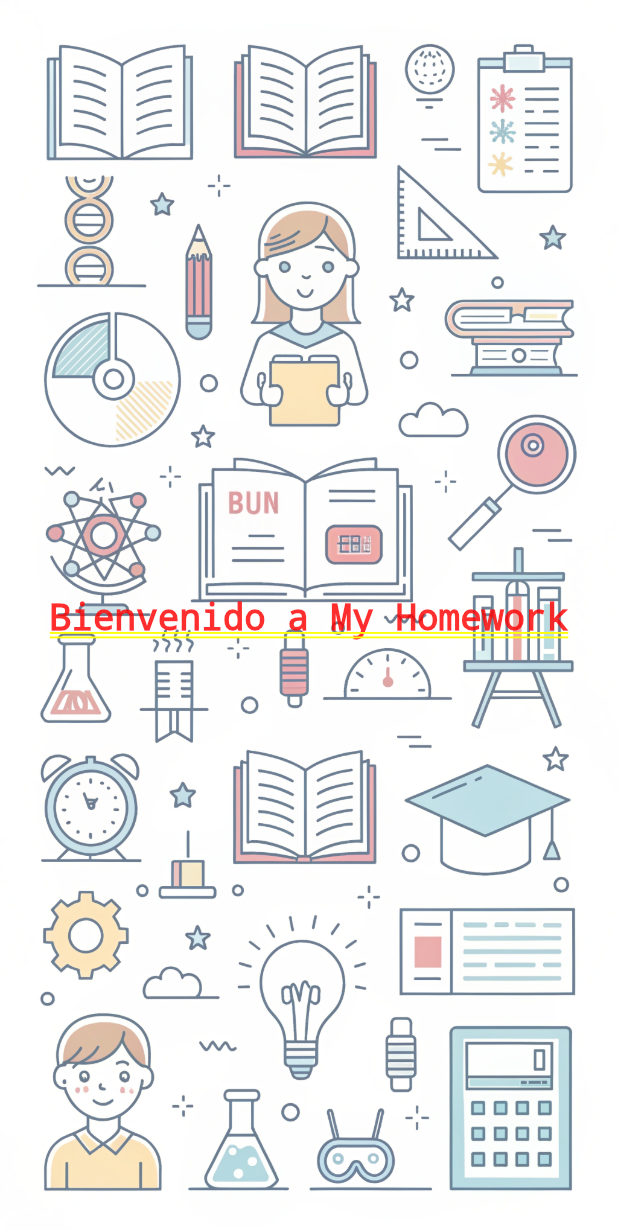
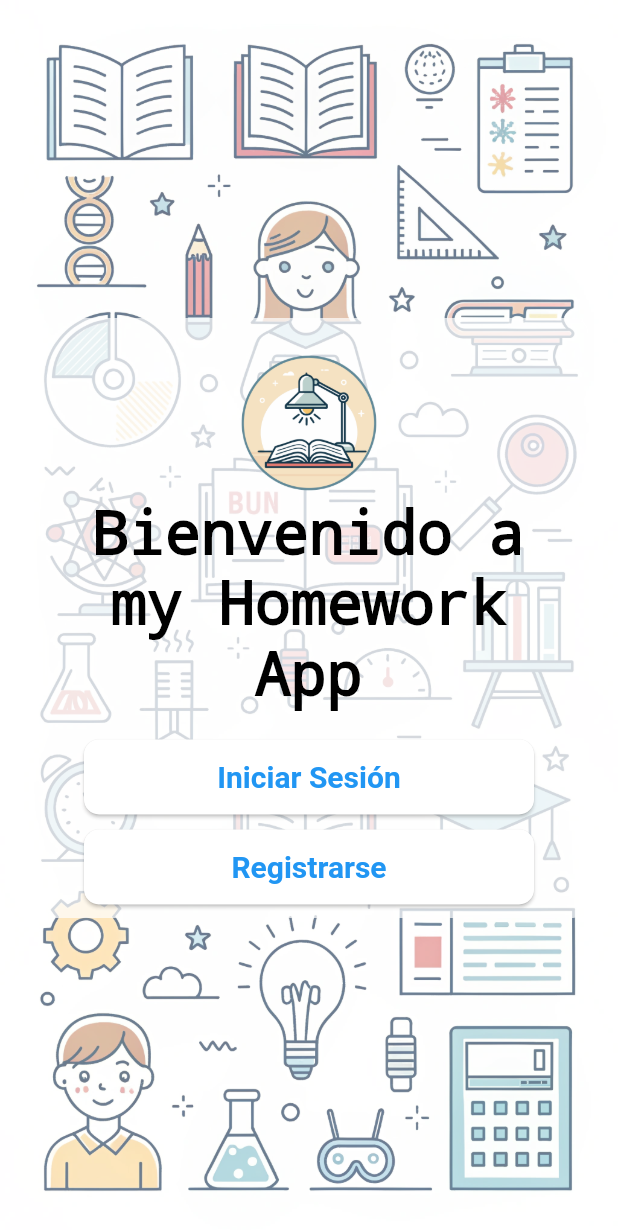
Before and after one commit to soler504/my_homework_app, a Flutter app: the screen it shows after launch, on a phone screen of 412 x 824 dp. Shown: the top 1230 px of the screen. Run offline on Flutter 3.47's test engine with Material 3 defaults, Android fonts, the phone set to English and light mode, and no system bars; our stand-ins replace go_router.

Commit message:
boton con estilo fijo y tamaño modificable, paginas de loin y registro, app router modificado y se agregan fondos

```diff
--- a/lib/src/config/router/app_router.dart
+++ b/lib/src/config/router/app_router.dart
@@ -2,11 +2,16 @@ import 'package:go_router/go_router.dart';
 import 'package:my_homework_app/src/pages/bienvenida_page.dart';
 import 'package:my_homework_app/src/pages/calendar_page.dart';
 import 'package:my_homework_app/src/pages/home_page.dart';
+import 'package:my_homework_app/src/pages/login_page.dart';
 import 'package:my_homework_app/src/pages/notificacion_page.dart';
+import 'package:my_homework_app/src/pages/registro_page.dart';
 
 final appRouter = GoRouter(
   routes: [
     GoRoute(path: '/', builder: (context, state) => BienvenidaPage()),
+    GoRoute(path: '/login', builder: (context, state) => LoginPage()),
+    GoRoute(path: '/registro', builder: (context, state) => RegistroPage()),
+
     GoRoute(path: '/home', builder: (context, state) => HomePage()),
     GoRoute(
       path: '/notificacion',
--- a/lib/src/pages/bienvenida_page.dart
+++ b/lib/src/pages/bienvenida_page.dart
@@ -1,4 +1,6 @@
 import 'package:flutter/material.dart';
+import 'package:go_router/go_router.dart';
+import 'package:my_homework_app/src/widgets/custom_elevatedbutton.dart';
 
 class BienvenidaPage extends StatelessWidget {
   const BienvenidaPage({super.key});
@@ -13,16 +15,55 @@ class BienvenidaPage extends StatelessWidget {
           fit: BoxFit.contain,
           colorFilter: ColorFilter.mode(
             Colors.white.withAlpha(150),
-            BlendMode.dstATop,
+            BlendMode.modulate,
           ),
         ),
       ),
       child: Center(
-        child: Text(
-          'Bienvenido a My Homework',
-          style: TextStyle(fontSize: 24, fontWeight: FontWeight.bold),
+        child: Container(
+          padding: EdgeInsets.all(20),
+          margin: EdgeInsets.all(20),
+          height: 400,
+          decoration: BoxDecoration(
+            color: Colors.white.withOpacity(0.7),
+            borderRadius: BorderRadius.circular(10),
+          ),
+          child: Center(
+            child: Column(
+              mainAxisAlignment: MainAxisAlignment.center,
+              crossAxisAlignment: CrossAxisAlignment.center,
+              children: [
+                Image.asset(
+                  'assets/logo.png',
+                  width: 100,
+                  height: 100,
+                ),
+                Text(
+                  'Bienvenido a my Homework App',
+                  style: TextStyle(fontSize: 40, color: Colors.black,fontStyle: FontStyle.normal,
+                    fontWeight: FontWeight.bold, decoration: TextDecoration.none),
+                  textAlign: TextAlign.center,
+
+                ),
+                SizedBox(height: 20),
+                Boton(
+                  onpressed: () {
+                    context.push("/login");
+                  },
+                  texto: "Iniciar Sesión",),
+                SizedBox(height: 10),
+                Boton(
+                  onpressed: () {
+                    context.push("/registro");
+                  },
+                  texto: 'Registrarse',
+
+                ),
+              ],
+            ),
+          ),
         ),
-      ),
+      )
     );
   }
 }
--- /dev/null
+++ b/lib/src/pages/login_page.dart
@@ -0,0 +1,15 @@
+import 'package:flutter/material.dart';
+
+class LoginPage extends StatelessWidget {
+  const LoginPage({super.key});
+
+  @override
+  Widget build(BuildContext context) {
+    return Center(
+      child: Text(
+        'Login Page',
+        style: TextStyle(fontSize: 24, fontWeight: FontWeight.bold),
+      ),
+    );
+  }
+}
--- /dev/null
+++ b/lib/src/pages/registro_page.dart
@@ -0,0 +1,15 @@
+import 'package:flutter/material.dart';
+
+class RegistroPage extends StatelessWidget {
+  const RegistroPage({super.key});
+
+  @override
+  Widget build(BuildContext context) {
+    return Center(
+      child: Text(
+        'Registro Page',
+        style: TextStyle(fontSize: 24, fontWeight: FontWeight.bold),
+      ),
+    );
+  }
+}
--- /dev/null
+++ b/lib/src/widgets/custom_elevatedbutton.dart
@@ -0,0 +1,38 @@
+import 'package:flutter/material.dart';
+
+
+class Boton extends StatelessWidget {
+  const Boton({super.key, required this.onpressed, required this.texto, this.ancho = 300, this.alto = 50});
+
+  final void Function() onpressed;
+  final String texto;
+  final double ancho;
+  final double alto;
+
+  @override
+  Widget build(BuildContext context) {
+    return ElevatedButton(
+
+      style: ElevatedButton.styleFrom(
+        shape: RoundedRectangleBorder(
+          borderRadius: BorderRadius.circular(10),
+        ),
+        backgroundColor: Colors.white,
+        padding: EdgeInsets.symmetric(horizontal: 20, vertical: 10),
+
+        fixedSize: Size(ancho, alto),
+        textStyle: TextStyle(fontSize: 20),
+      ),
+      onPressed: onpressed,
+      child: Text(texto,
+        style: TextStyle(
+          fontSize: 20,
+          fontWeight: FontWeight.bold,
+          color: Colors.blue,
+          decoration: TextDecoration.none,
+          fontStyle: FontStyle.normal,
+          ),
+      ),
+    );
+  }
+}
```
Also changed, not shown: assets/bg2.png (added), assets/bg3.png (added).
